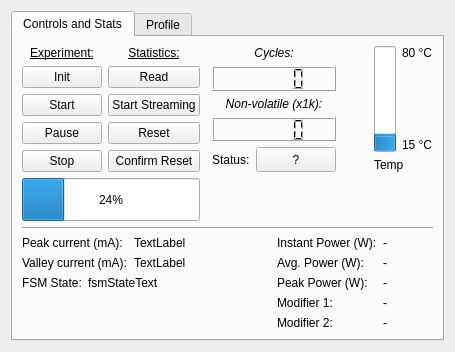
The window that ui/w_cycletester.ui (johnbatzer18/biomech_flexsea-plan) describes before a commit, drawn with Qt 5.
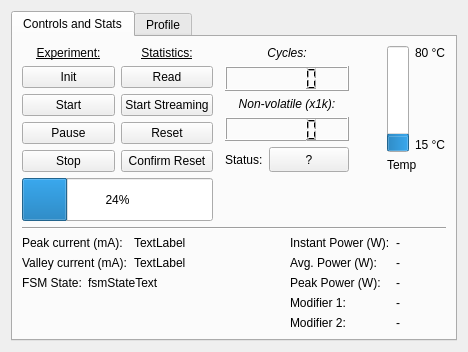
The same window after the commit. The open tabs and pages were chosen to show the change.

Commit message: Improved the CycleTester UI, now supporting profiles

```diff
--- a/ui/w_cycletester.ui
+++ b/ui/w_cycletester.ui
@@ -428,6 +428,12 @@
                <verstretch>0</verstretch>
               </sizepolicy>
              </property>
+             <property name="minimumSize">
+              <size>
+               <width>125</width>
+               <height>0</height>
+              </size>
+             </property>
              <property name="text">
               <string>fsmStateText</string>
              </property>
```
Left out of the diff: 4 changed lines with no effect on the pictures. The commit also changes 2 other files.
